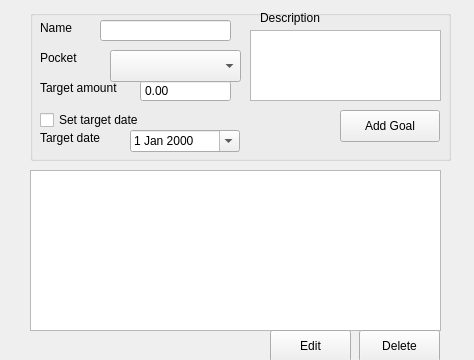
Old version of the form ui/goals_widget.ui in the repository fishija/fcontrol-personal-finance.
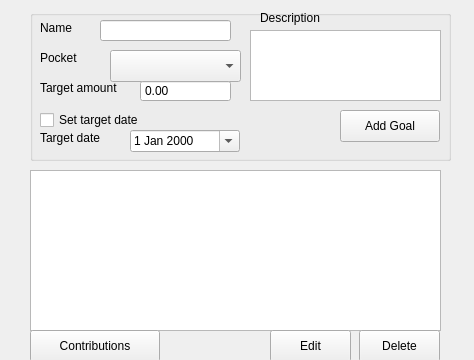
New version of the form.

Commit message: Update GoalsWidget and PocketsWidget with Goals and GoalContributions taken into account

The edit to the form file:
```diff
--- a/ui/goals_widget.ui
+++ b/ui/goals_widget.ui
@@ -186,6 +186,19 @@
     </rect>
    </property>
   </widget>
+  <widget class="QPushButton" name="contributionsButton">
+   <property name="geometry">
+    <rect>
+     <x>30</x>
+     <y>330</y>
+     <width>130</width>
+     <height>32</height>
+    </rect>
+   </property>
+   <property name="text">
+    <string>Contributions</string>
+   </property>
+  </widget>
   <widget class="QPushButton" name="editButton">
    <property name="geometry">
     <rect>
```
The commit also changes 3 other files.
